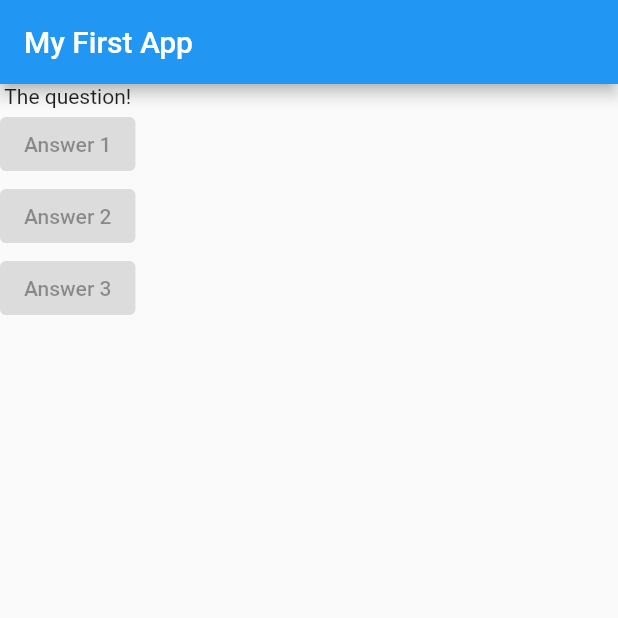
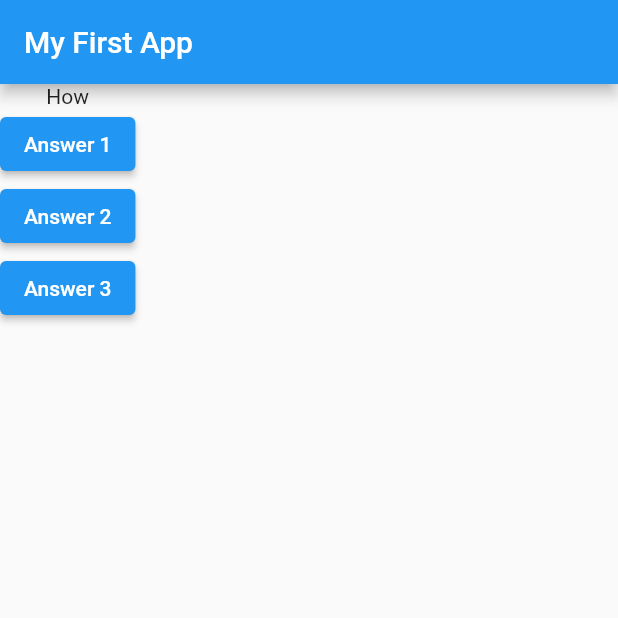
Before and after one commit to hlmichellemasters/flut, a Flutter app: the screen it shows after launch, on a phone screen of 412 x 824 dp, the top half of it. Run offline on Flutter 3.47's test engine with Material 2 defaults, Android fonts, the phone set to English and light mode, and no system bars.

```diff
--- a/lib/main.dart
+++ b/lib/main.dart
@@ -2,13 +2,23 @@ import 'package:flutter/material.dart';
 
 void main() => runApp(MyApp());
 
-class MyApp extends StatelessWidget {
+class MyApp extends StatefulWidget {
+  @override
+  State<StatefulWidget> createState() => _MyAppState();
+}
+
+class _MyAppState extends State<MyApp> {
+  var _questionIndex = 0;
+
+  void _answerQuestion() {
+    setState(() {
+      _questionIndex = _questionIndex + 1;
+    });
+    print(_questionIndex);
+  }
+
   @override
   Widget build(BuildContext context) {
-    void answerQuestion() {
-      print('Answer chosen!')
-    }
-
     var questions = ['How', 'Why'];
     return MaterialApp(
       home: Scaffold(
@@ -17,10 +27,18 @@ class MyApp extends StatelessWidget {
           ),
           body: Column(
             children: [
-              Text('The question!'),
-              ElevatedButton(child: Text('Answer 1'), onPressed: answerQuestion()),
-              ElevatedButton(child: Text('Answer 2'), onPressed: answerQuestion()),
-              ElevatedButton(child: Text('Answer 3'), onPressed: answerQuestion()),
+              Text(questions[_questionIndex]),
+              ElevatedButton(child: Text('Answer 1'), onPressed: _answerQuestion
+                  // print('Answer 1 chosen')
+                  ),
+              ElevatedButton(
+                  child: Text('Answer 2'),
+                  onPressed: () => print('Answer 2 chosen')),
+              ElevatedButton(
+                  child: Text('Answer 3'),
+                  onPressed: () => print('Answer 3 chosen')),
+              // pass function (answerQuestion) without parentheses after
+              // to not call right away and instead pass the function (pointer)
             ],
           )
           // control + space_bar to cycle through suggested arguments
```
Also changed, not shown: 1 other file.
